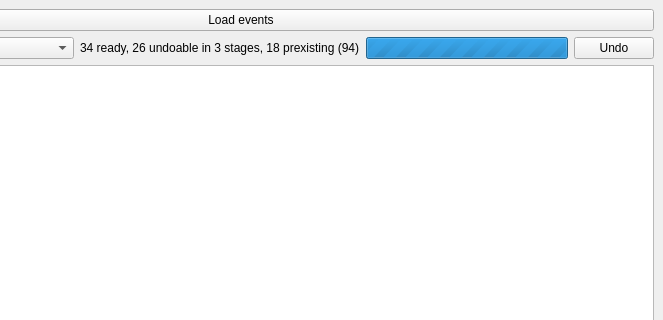
Old version of the form bulk_reminders/gui.ui in the repository Xevion/bulk-reminders; both pictures show x 181 to 844 and y 0 to 320 of the 844 by 553 pixel window.
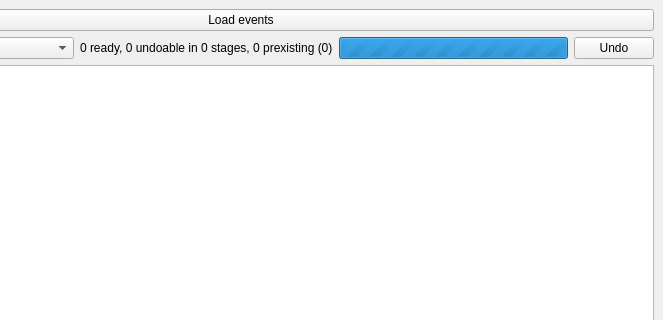
New version of the form.

The edit to the form file:
```diff
--- a/bulk_reminders/gui.ui
+++ b/bulk_reminders/gui.ui
@@ -77,7 +77,7 @@
            </sizepolicy>
           </property>
           <property name="text">
-           <string>34 ready, 26 undoable in 3 stages, 18 prexisting (94)</string>
+           <string>0 ready, 0 undoable in 0 stages, 0 prexisting (0)</string>
           </property>
          </widget>
         </item>
```
